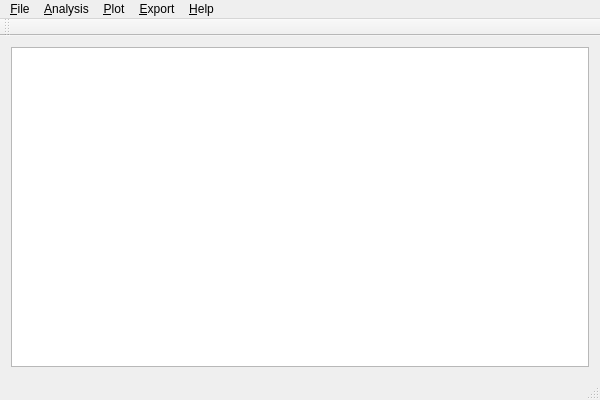
The window that src/ComplexNetsGui/forms/mainwindow.ui (CoNexDat/complexnets) describes before a commit, drawn with Qt 5.
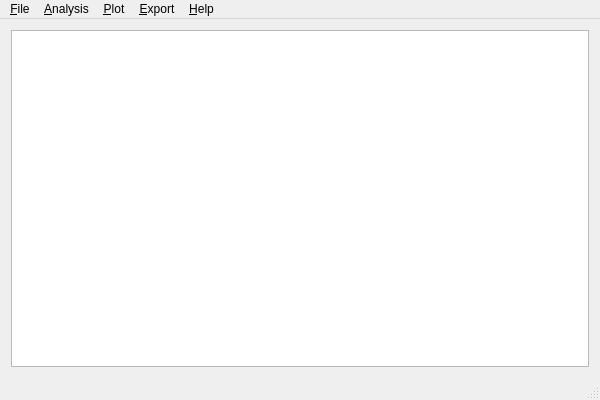
The same window after the commit.

Commit message: Remove empty toolbar in MainWindow

What changed in the file:
```diff
--- a/src/ComplexNetsGui/forms/mainwindow.ui
+++ b/src/ComplexNetsGui/forms/mainwindow.ui
@@ -100,14 +100,6 @@
    <addaction name="menu_Export"/>
    <addaction name="menuHelp"/>
   </widget>
-  <widget class="QToolBar" name="mainToolBar">
-   <attribute name="toolBarArea">
-    <enum>TopToolBarArea</enum>
-   </attribute>
-   <attribute name="toolBarBreak">
-    <bool>false</bool>
-   </attribute>
-  </widget>
   <widget class="QStatusBar" name="statusBar"/>
   <action name="actionOpen">
    <property name="text">
```
The commit also changes 1 other file.
